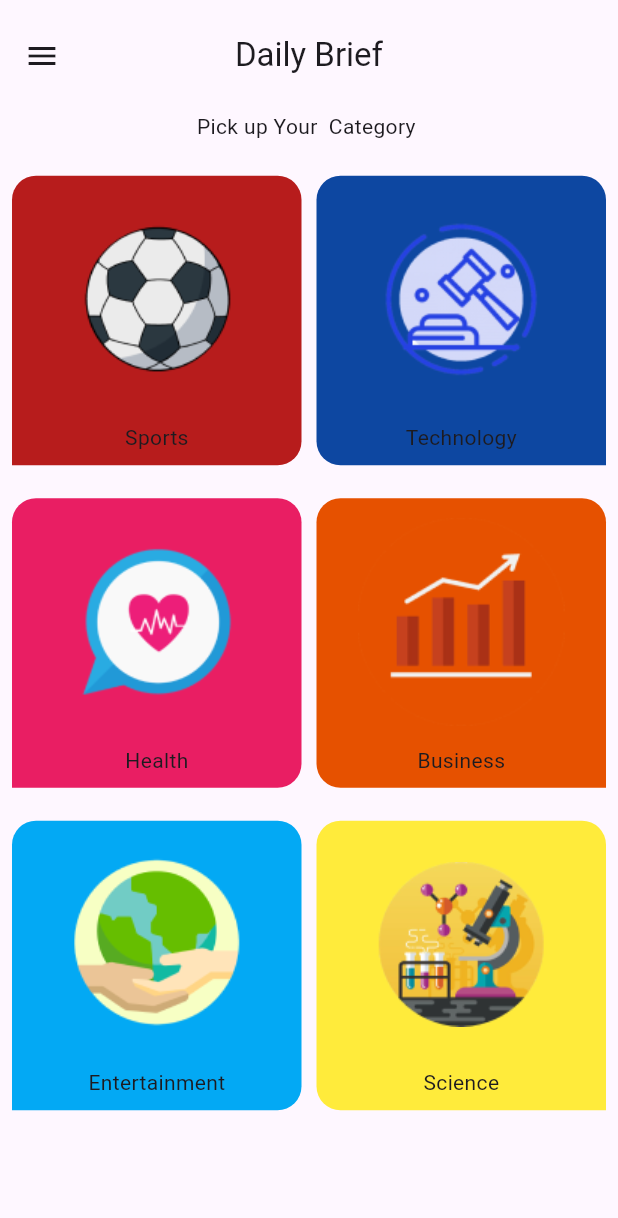
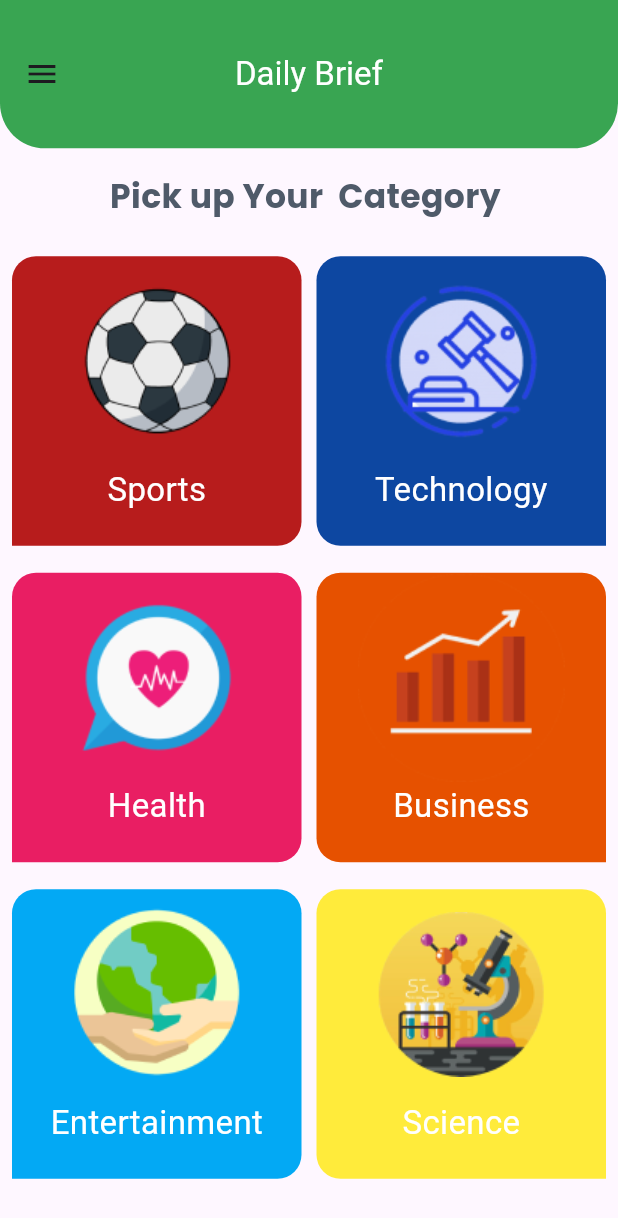
Before and after one commit to Mohamed-lalah/daily_brief, a Flutter app: the screen it shows after launch, on a phone screen of 412 x 824 dp. Shown: the top 1218 px of the screen. Run offline on Flutter 3.47's test engine with Material 3 defaults, Android fonts, the phone set to English and light mode, and no system bars; our stand-ins replace cached_network_image, cloud_firestore, connectivity_plus, firebase_core, flutter_bloc, google_fonts and 3 more; accounts and stored records are empty; generated files the repository leaves out were written again; Roboto replaces fonts that are missing (Exo).

Commit message:
setting screen design and logic done

```diff
--- a/lib/ui/screens/home/home_screen.dart
+++ b/lib/ui/screens/home/home_screen.dart
@@ -5,6 +5,7 @@ import 'package:daily_brief/ui/screens/home/tabs/news/news_tab.dart';
 import 'package:daily_brief/ui/screens/home/tabs/settings/setting_tab.dart';
 import 'package:flutter/cupertino.dart';
 import 'package:flutter/material.dart';
+import 'package:google_fonts/google_fonts.dart';
 
 import '../../../model/ArticleResponse.dart';
 import '../../widgets/article_widget.dart';
@@ -41,19 +42,28 @@ class _HomeScreenState extends State<HomeScreen> {
           }
 
         },
+        child: Container(
+          decoration:  const BoxDecoration(
+            image: DecorationImage(
+              image:AssetImage("assets/background.png"), fit: BoxFit.fill
+            )
+          ),
           child: Scaffold(
             drawerEnableOpenDragGesture: false,
             appBar: AppBar(
+              backgroundColor: Color(0xff39A552),
               centerTitle: true,
-            toolbarHeight: MediaQuery.of(context).size.height*0.09,
+              toolbarHeight: MediaQuery.of(context).size.height*0.12,
               shape: const RoundedRectangleBorder(
                 borderRadius: BorderRadius.vertical(
-                bottom:Radius.circular(22)
+                  bottom:Radius.circular(30)
                 )
               ),
-            title: Text("Daily Brief"),
-
-
+              title: Text("Daily Brief",style: GoogleFonts.exo(
+                color: Colors.white,
+                fontWeight: FontWeight.normal,
+                fontSize: 22
+              ),),
                 actions: currentTab is NewsTab?
                 [
                 IconButton(onPressed: (){
@@ -62,6 +72,7 @@ class _HomeScreenState extends State<HomeScreen> {
             ),
             drawer: buildDarwer(),
             body: currentTab
+          ),
         ),
       ),
     );
@@ -78,11 +89,15 @@ class _HomeScreenState extends State<HomeScreen> {
     return  Drawer(
       child: Column(
         children: [
-          const DrawerHeader(
+           DrawerHeader(
               decoration: BoxDecoration(
                 color: Color(0xff39A552)
               ),
-              child: Center(child: Text("Daily Brief"))),
+              child: Center(child: Text("Daily Brief",style: GoogleFonts.poppins(
+                color: Colors.white,
+                fontWeight: FontWeight.bold,
+                fontSize: 26
+              ),))),
 
 
           buildDrawerRow("Categories",Icons.list,(){
@@ -109,9 +124,13 @@ class _HomeScreenState extends State<HomeScreen> {
       },
       child: Row(
         children: [
-          Icon(icon,color: Colors.black ,size: 35,),
-          SizedBox(width: 8,),
-          Text(title),
+          Icon(icon,color: Colors.black ,size: 30,),
+          SizedBox(width: 12,),
+          Text(title, style: GoogleFonts.poppins(
+            fontSize: 24,
+            fontWeight: FontWeight.bold,
+            color: Color(0xff303030)
+          ),),
         ],
       ),
     );
--- a/lib/ui/screens/home/tabs/categories/categories_tab.dart
+++ b/lib/ui/screens/home/tabs/categories/categories_tab.dart
@@ -1,6 +1,7 @@
 import 'package:daily_brief/model/category_model.dart';
 import 'package:daily_brief/ui/screens/home/tabs/categories/category_widget.dart';
 import 'package:flutter/material.dart';
+import 'package:google_fonts/google_fonts.dart';
 
 class CategoriesTab extends StatelessWidget {
   const CategoriesTab({super.key,required this.categoryClick});
@@ -9,10 +10,17 @@ class CategoriesTab extends StatelessWidget {
 
   @override
   Widget build(BuildContext context) {
+    double height = MediaQuery.of(context).size.height;
+    double width = MediaQuery.of(context).size.width;
     return Column(
       children: [
-      Text("Pick up Your  Category "),
-      SizedBox(height: 15,),
+        SizedBox(height: height*0.02,),
+      Text("Pick up Your  Category ", style: GoogleFonts.poppins(
+        color: Color(0xff4F5A69),
+        fontWeight: FontWeight.bold,
+        fontSize: 22
+      ),),
+      SizedBox(height: height*0.02,),
       Expanded(
         child: Padding(
           padding: const EdgeInsets.all(8.0),
@@ -21,7 +29,7 @@ class CategoriesTab extends StatelessWidget {
               gridDelegate:  const SliverGridDelegateWithFixedCrossAxisCount(
                 crossAxisSpacing: 10,
                 crossAxisCount: 2,
-                mainAxisSpacing: 22
+                mainAxisSpacing: 18
               ),
 
               itemBuilder: (context, int )=>InkWell(
--- a/lib/ui/screens/home/tabs/categories/category_widget.dart
+++ b/lib/ui/screens/home/tabs/categories/category_widget.dart
@@ -1,5 +1,6 @@
 import 'package:daily_brief/model/category_model.dart';
 import 'package:flutter/material.dart';
+import 'package:google_fonts/google_fonts.dart';
 
 class CategoryWidget extends StatelessWidget {
   final CategoryDm categoryDm;
@@ -20,8 +21,12 @@ class CategoryWidget extends StatelessWidget {
      ),
       child: Column(
         children: [
-          Image.asset(categoryDm.imagePath,height: MediaQuery.of(context).size.height*0.2,),
-          Text(categoryDm.title),
+          Image.asset(categoryDm.imagePath,height: MediaQuery.of(context).size.height*0.17,),
+          Text(categoryDm.title,style: GoogleFonts.exo(
+            color: Colors.white,
+            fontSize: 22,
+            fontWeight: FontWeight.normal
+          ),),
 
         ],
       ),
--- a/pubspec.yaml
+++ b/pubspec.yaml
@@ -23,6 +23,7 @@ dependencies:
   path_provider: ^2.1.3
   timeago: ^3.6.1
   webview_flutter: ^4.5.0
+  google_fonts: 6.1.0
 
 
 dev_dependencies:
```
Also changed, not shown: lib/ui/screens/home/tabs/settings/setting_tab.dart (+62 -3 lines), lib/ui/screens/splash_screen/SplashScreen.dart (added, +33 -0 lines), assets/2x/background2x.png (added), assets/3x/background3x.png (added), assets/background.png (added), pubspec.lock. Lines whose indentation alone changed are shown as unchanged.
